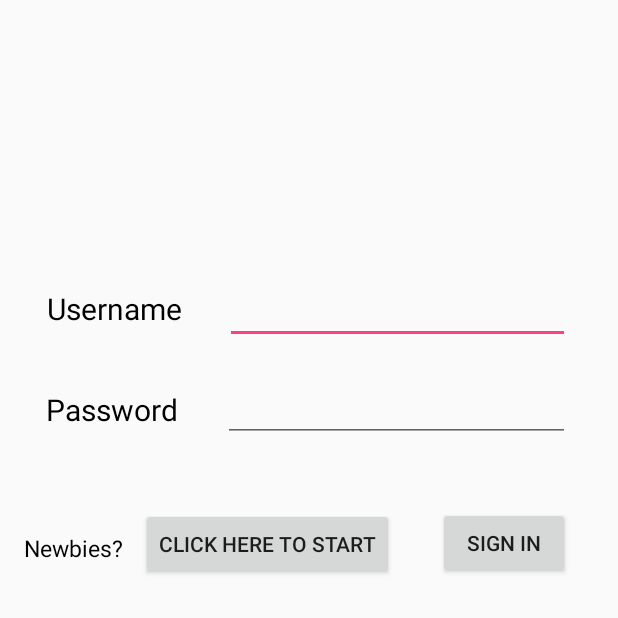
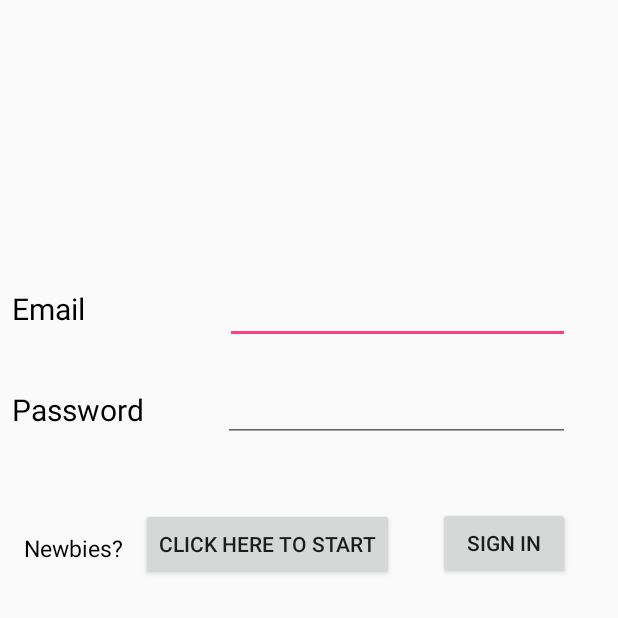
Before and after one commit to jstl1025/MessageBoard, an Android app: the screen it shows after launch (LoginActivity), on a phone screen of 412 x 824 dp, the top half of it. Run offline under Robolectric (Android 15) with nearby library versions, the phone set to English and light mode, and no system bars; our stand-ins replace Firebase (no records; nobody signed in at launch, a user with empty details on screens opened directly).

Commit message:
Sign in function available, able to detect registered and non-registered users. Deactivated now for development convenience.

```diff
--- a/app/src/main/java/com/prototype/messageboard/LoginActivity.java
+++ b/app/src/main/java/com/prototype/messageboard/LoginActivity.java
@@ -1,35 +1,109 @@
 package com.prototype.messageboard;
 
 import android.content.Intent;
+import android.support.annotation.NonNull;
 import android.support.v7.app.AppCompatActivity;
 import android.os.Bundle;
+import android.text.TextUtils;
+import android.util.Log;
 import android.view.View;
 import android.widget.Button;
+import android.widget.EditText;
+import android.widget.Toast;
+
+import com.google.android.gms.tasks.OnCompleteListener;
+import com.google.android.gms.tasks.Task;
+import com.google.firebase.auth.AuthResult;
+import com.google.firebase.auth.FirebaseAuth;
+import com.google.firebase.auth.FirebaseUser;
 
 public class LoginActivity extends AppCompatActivity {
-
-    private Button signIn;
+    private static final String TAG = "EmailPassword";
+    private EditText email, password;
+    private Button signInBtn;
+    private FirebaseAuth mAuth;
 
     @Override
     protected void onCreate(Bundle savedInstanceState) {
         super.onCreate(savedInstanceState);
         setContentView(R.layout.activity_login);
 
-        signIn=findViewById(R.id.signIn);
+        mAuth = FirebaseAuth.getInstance();
 
-        signIn.setOnClickListener(new View.OnClickListener() {
+        email = findViewById(R.id.lEmail);
+        password = findViewById(R.id.lPassword);
+
+        signInBtn=findViewById(R.id.signIn);
+
+        signInBtn.setOnClickListener(new View.OnClickListener() {
             @Override
             public void onClick(View view) {
+                signIn(email.getText().toString(),password.getText().toString());
+
+                //this line is for development, remove later
                 startActivity(new Intent(LoginActivity.this, HomeActivity.class));
-                /*finish();*/
             }
         });
+    }
+
+    @Override
+    protected void onStart() {
+        super.onStart();
+
+        FirebaseUser currentUser = mAuth.getCurrentUser();
+        //updateUI(currentUser);
     }
 
     public void createUser(View view){
         startActivity(new Intent(this, CreateUserActivity.class));
     }
 
+    private void signIn(String email, String password){
+        Log.d(TAG,"signIn:"+email);
+
+        if(!validateForm()){
+            return;
+        }
+
+        mAuth.signInWithEmailAndPassword(email,password)
+                .addOnCompleteListener(this, new OnCompleteListener<AuthResult>() {
+                    @Override
+                    public void onComplete(@NonNull Task<AuthResult> task) {
+                        if (task.isSuccessful()){
+                            Log.d(TAG, "signInWithEmail:success");
+                            FirebaseUser user = mAuth.getCurrentUser();
+                            startActivity(new Intent(LoginActivity.this, HomeActivity.class));
+                        }else {
+                            Log.w(TAG, "signInWithEmail:failure", task.getException());
+                            Toast.makeText(LoginActivity.this, "Login unsuccessful", Toast.LENGTH_SHORT).show();
+                        }
+                    }
+                });
+    }
+
+    private boolean validateForm(){
+        boolean valid = true;
+
+        String Email = email.getText().toString();
+        String Password = password.getText().toString();
+
+        if (TextUtils.isEmpty(Email)){
+            email.setError("REQUIRED");
+            valid = false;
+        }else{
+            email.setError(null);
+        }
+
+        if (TextUtils.isEmpty(Password)){
+            password.setError("REQUIRED");
+            valid = false;
+        }else{
+            password.setError(null);
+        }
+
+        return valid;
+    }
+
 
 
 
--- a/app/src/main/res/layout/activity_login.xml
+++ b/app/src/main/res/layout/activity_login.xml
@@ -7,15 +7,15 @@
     tools:context="com.prototype.messageboard.LoginActivity">
 
     <TextView
-        android:id="@+id/textView4"
+        android:id="@+id/email"
         android:layout_width="wrap_content"
         android:layout_height="wrap_content"
         android:layout_marginEnd="8dp"
         android:layout_marginStart="8dp"
         android:layout_marginTop="192dp"
-        android:text="Username"
-        android:textSize="20dp"
-        app:layout_constraintEnd_toStartOf="@+id/editText3"
+        android:text="Email"
+        android:textSize="20sp"
+        app:layout_constraintEnd_toStartOf="@+id/emailField"
         app:layout_constraintHorizontal_bias="0.533"
         app:layout_constraintStart_toStartOf="parent"
         app:layout_constraintTop_toTopOf="parent"
@@ -23,41 +23,40 @@
         />
 
     <TextView
-        android:id="@+id/textView5"
+        android:id="@+id/password"
         android:layout_width="wrap_content"
         android:layout_height="wrap_content"
         android:layout_marginEnd="8dp"
         android:layout_marginStart="8dp"
         android:layout_marginTop="40dp"
         android:text="Password"
-        android:textSize="20dp"
-        app:layout_constraintEnd_toStartOf="@+id/editText4"
+        android:textColor="#000000"
+        android:textSize="20sp"
+        app:layout_constraintEnd_toStartOf="@+id/passwordField"
         app:layout_constraintStart_toStartOf="parent"
-        app:layout_constraintTop_toBottomOf="@+id/textView4"
-        android:textColor="#000000"
-        />
+        app:layout_constraintTop_toBottomOf="@+id/email" />
 
     <EditText
-        android:id="@+id/editText3"
+        android:id="@+id/lEmail"
         android:layout_width="230dp"
         android:layout_height="wrap_content"
         android:layout_marginEnd="32dp"
         android:layout_marginTop="184dp"
         android:ems="10"
-        android:inputType="textPersonName"
+        android:inputType="textEmailAddress"
         app:layout_constraintEnd_toEndOf="parent"
         app:layout_constraintTop_toTopOf="parent" />
 
     <EditText
-        android:id="@+id/editText4"
+        android:id="@+id/lPassword"
         android:layout_width="231dp"
         android:layout_height="wrap_content"
         android:layout_marginEnd="32dp"
         android:layout_marginTop="20dp"
         android:ems="10"
-        android:inputType="textPersonName"
+        android:inputType="textPassword"
         app:layout_constraintEnd_toEndOf="parent"
-        app:layout_constraintTop_toBottomOf="@+id/editText3" />
+        app:layout_constraintTop_toBottomOf="@+id/lEmail" />
 
     <TextView
         android:id="@+id/textView6"
@@ -67,9 +66,9 @@
         android:layout_marginTop="68dp"
         android:text="Newbies?"
         android:textColor="#000000"
-        android:textSize="15dp"
+        android:textSize="15sp"
         app:layout_constraintStart_toStartOf="parent"
-        app:layout_constraintTop_toBottomOf="@+id/textView5" />
+        app:layout_constraintTop_toBottomOf="@+id/password" />
 
     <Button
         android:id="@+id/createUser"
@@ -80,7 +79,7 @@
         android:onClick="createUser"
         android:text="Click here to start"
         app:layout_constraintStart_toEndOf="@+id/textView6"
-        app:layout_constraintTop_toBottomOf="@+id/textView5" />
+        app:layout_constraintTop_toBottomOf="@+id/password" />
 
     <Button
         android:id="@+id/signIn"
@@ -90,6 +89,6 @@
         android:layout_marginTop="43dp"
         android:text="Sign in"
         app:layout_constraintEnd_toEndOf="parent"
-        app:layout_constraintTop_toBottomOf="@+id/editText4" />
+        app:layout_constraintTop_toBottomOf="@+id/lPassword" />
 
 </android.support.constraint.ConstraintLayout>
```
Also changed, not shown: app/src/main/java/com/prototype/messageboard/CreateUserActivity.java (+3 -10 lines).
